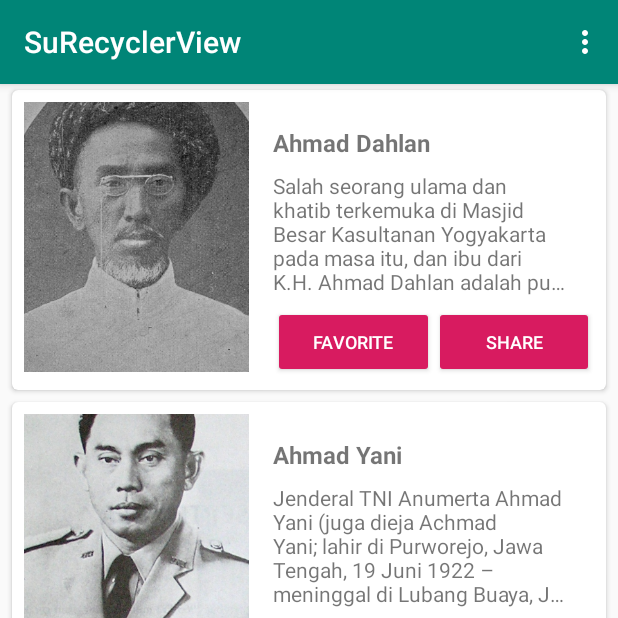
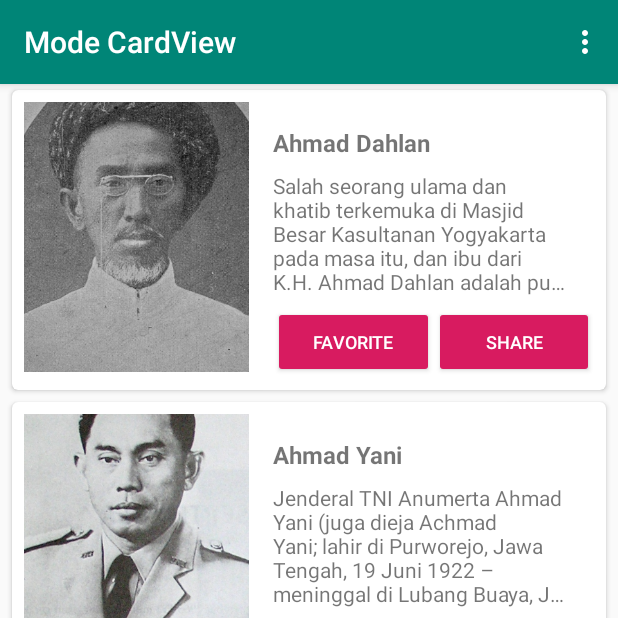
Before and after one commit to sunudika/RecyclerView, an Android app: the screen it shows after launch (MainActivity), in the options menu, after a tap on "with Cardview", on a phone screen of 412 x 824 dp, the top half of it. Run offline under Robolectric (Android 15) with nearby library versions, the phone set to English and light mode, and no system bars; 1 statement that could not run was skipped.

Commit message:
added onclicklistener on listheroadapter

```diff
--- a/app/src/main/java/com/dicoding/picodiploma/surecyclerview/adapter/CardViewHeroAdapter.java
+++ b/app/src/main/java/com/dicoding/picodiploma/surecyclerview/adapter/CardViewHeroAdapter.java
@@ -45,10 +45,10 @@ public class CardViewHeroAdapter extends RecyclerView.Adapter<CardViewHeroAdapte
         holder.tvName.setText(hero.getName());
         holder.tvDetail.setText(hero.getDetail());
 
-        holder.btnFavorite.setOnClickListener(v -> Toast.makeText(holder.itemView.getContext(), "Favorite" +
+        holder.btnFavorite.setOnClickListener(v -> Toast.makeText(holder.itemView.getContext(), "Kamu memilih " +
                 listHero.get(holder.getAdapterPosition()).getName(), Toast.LENGTH_SHORT).show());
 
-        holder.btnShare.setOnClickListener(v -> Toast.makeText(holder.itemView.getContext(), "Share" +
+        holder.btnShare.setOnClickListener(v -> Toast.makeText(holder.itemView.getContext(), "Kamu memilih " +
                 listHero.get(holder.getAdapterPosition()).getName(), Toast.LENGTH_SHORT).show());
     }
 
--- a/app/src/main/java/com/dicoding/picodiploma/surecyclerview/adapter/ListHeroAdapter.java
+++ b/app/src/main/java/com/dicoding/picodiploma/surecyclerview/adapter/ListHeroAdapter.java
@@ -24,6 +24,12 @@ public class ListHeroAdapter extends RecyclerView.Adapter<ListHeroAdapter.ListVi
         this.listHero = list;
     }
 
+    private OnItemClickCallback onItemClickCallback;
+
+    public void setOnItemClickCallback(OnItemClickCallback onItemClickCallback) {
+        this.onItemClickCallback = onItemClickCallback;
+    }
+
     @NonNull
     @Override
     public ListViewHolder onCreateViewHolder(@NonNull ViewGroup viewGroup, int viewType) {
@@ -40,6 +46,8 @@ public class ListHeroAdapter extends RecyclerView.Adapter<ListHeroAdapter.ListVi
                 .into(holder.imgPhoto);
         holder.tvName.setText(hero.getName());
         holder.tvDetail.setText(hero.getDetail());
+
+        holder.itemView.setOnClickListener(v -> onItemClickCallback.onItemClicked(listHero.get(holder.getAdapterPosition())));
     }
 
     @Override
@@ -47,15 +55,19 @@ public class ListHeroAdapter extends RecyclerView.Adapter<ListHeroAdapter.ListVi
         return listHero.size();
     }
 
-    public class ListViewHolder extends RecyclerView.ViewHolder {
+    class ListViewHolder extends RecyclerView.ViewHolder {
         ImageView imgPhoto;
         TextView tvName, tvDetail;
 
-        public ListViewHolder(@NonNull View itemView) {
+        ListViewHolder(@NonNull View itemView) {
             super(itemView);
             imgPhoto = itemView.findViewById(R.id.img_item_photo);
             tvName = itemView.findViewById(R.id.tv_item_name);
             tvDetail = itemView.findViewById(R.id.tv_item_detail);
         }
     }
+
+    public interface OnItemClickCallback {
+        void onItemClicked(Hero data);
+    }
 }
--- a/app/src/main/java/com/dicoding/picodiploma/surecyclerview/ui/MainActivity.java
+++ b/app/src/main/java/com/dicoding/picodiploma/surecyclerview/ui/MainActivity.java
@@ -20,6 +20,13 @@ import java.util.ArrayList;
 
 public class MainActivity extends AppCompatActivity {
 
+    private void setActionBarTitle(String title) {
+        if (getSupportActionBar() != null) {
+            getSupportActionBar().setTitle(title);
+        }
+    }
+
+    private String title = "Mode List";
     private RecyclerView rvHeroes;
     private ArrayList<Hero> list = new ArrayList<>();
 
@@ -27,6 +34,7 @@ public class MainActivity extends AppCompatActivity {
     protected void onCreate(Bundle savedInstanceState) {
         super.onCreate(savedInstanceState);
         setContentView(R.layout.activity_main);
+        setActionBarTitle(title);
 
         rvHeroes = findViewById(R.id.rv_heroes);
         rvHeroes.setHasFixedSize(true);
@@ -68,16 +76,20 @@ public class MainActivity extends AppCompatActivity {
     public void setMode(int selectedMode) {
         switch (selectedMode) {
             case R.id.action_list:
+                title = "Mode List";
                 showRecyclerList();
                 break;
 
             case R.id.action_grid:
+                title = "Mode Grid";
                 showRecyclerGrid();
                 break;
 
             case R.id.action_cardview:
+                title = "Mode CardView";
                 showRecyclerCardView();
                 break;
         }
+        setActionBarTitle(title);
     }
 }
```
